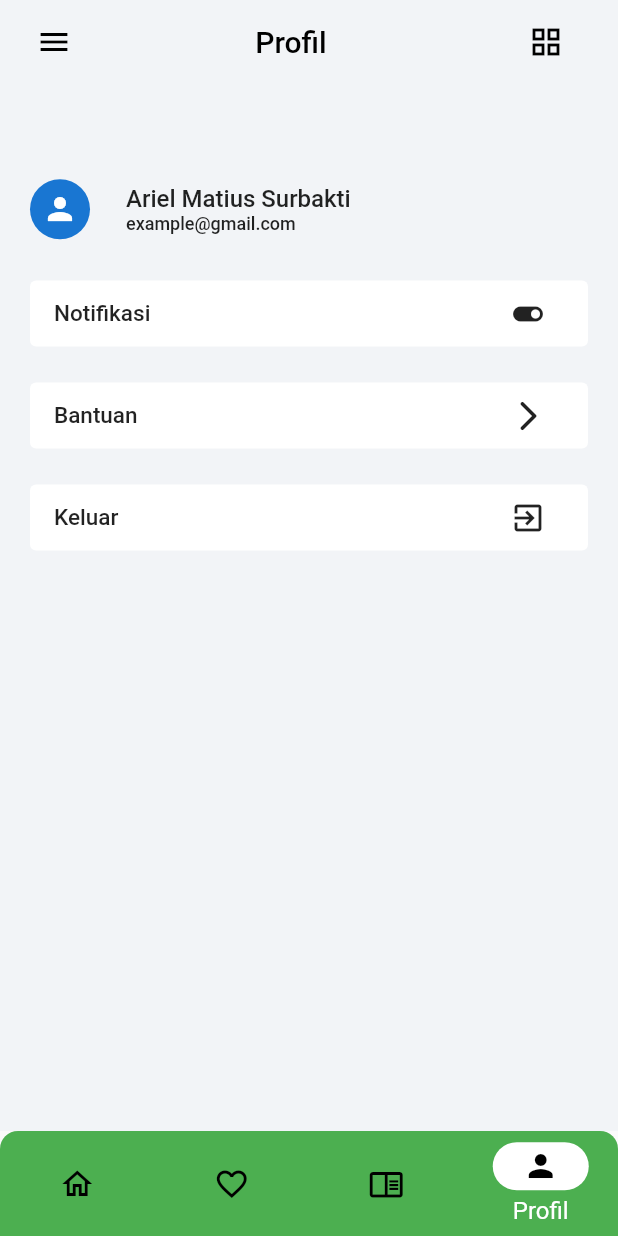
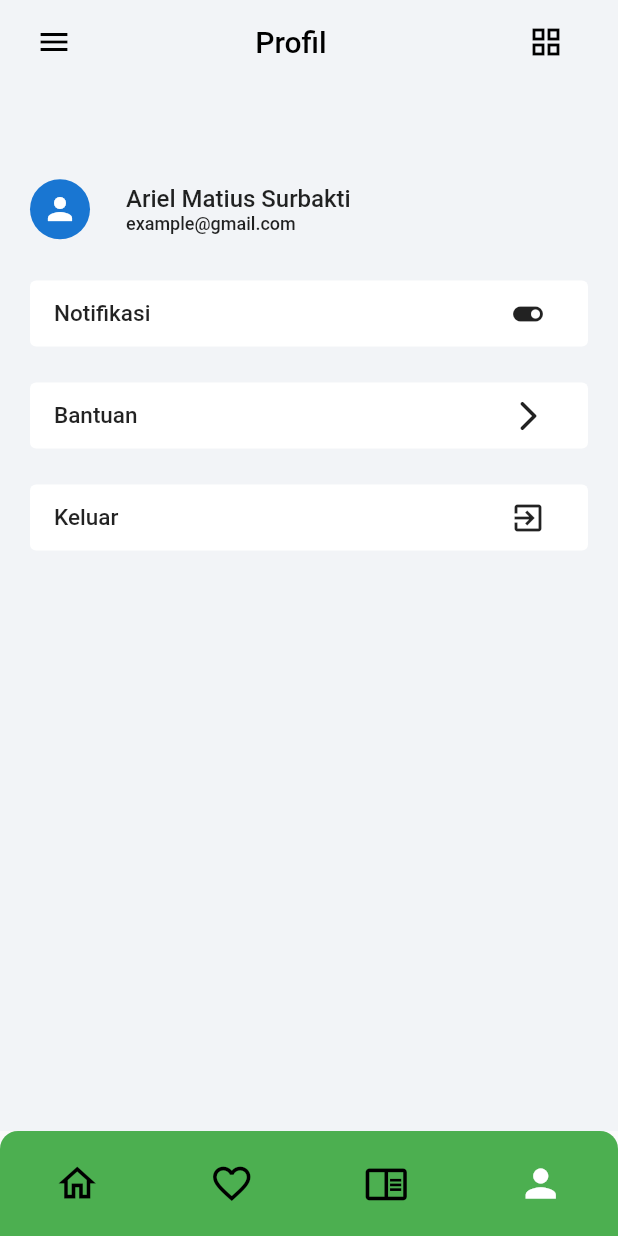
Before and after one commit to MattRiel/pkl-bookstore, a Flutter app: the screen it shows after launch, item 4 of the bottom bar chosen, on a phone screen of 412 x 824 dp. Run offline on Flutter 3.47's test engine with Material 2 defaults, Android fonts, the phone set to English and light mode, and no system bars; our stand-ins replace get, google_fonts, liquid_swipe, smooth_page_indicator; network calls fail.

Commit message:
Update UI

```diff
--- a/lib/src/features/beranda/view/beranda.dart
+++ b/lib/src/features/beranda/view/beranda.dart
@@ -61,7 +61,7 @@ class _BerandaState extends State<Beranda> {
                                   _controller.model.latestBooks.cast<Book>(),
                                   'Buku Terbaru'),
                               penulisWidget(context, _controller),
-                              SizedBox(height: 40),
+                              SizedBox(height: 20),
                               bookSection(
                                   context,
                                   _controller,
--- a/lib/src/features/beranda/view/books/books_scroll.dart
+++ b/lib/src/features/beranda/view/books/books_scroll.dart
@@ -37,7 +37,7 @@ Widget booksHorizontalScroll(BuildContext context, List<Book> books) {
                                   fit: BoxFit.cover,
                                 ),
                                 borderRadius: const BorderRadius.all(
-                                  Radius.circular(20),
+                                  Radius.circular(12),
                                 ),
                               ),
                               height: 206,
--- a/lib/src/features/beranda/view/books/books_section.dart
+++ b/lib/src/features/beranda/view/books/books_section.dart
@@ -2,8 +2,8 @@ import 'package:flutter/material.dart';
 
 import '../../controller/beranda_controller.dart';
 import '../../model/book_model.dart';
-import 'allbook_widget.dart';
 import 'books_scroll.dart';
+import 'lihatsemua_widge.dart';
 
 Widget bookSection(BuildContext context, BerandaController controller,
     List<Book> data, String title) {
@@ -19,7 +19,7 @@ Widget bookSection(BuildContext context, BerandaController controller,
               fontWeight: FontWeight.w500,
             ),
           ),
-          dashboardLihatSemua(context),
+          lihatSemuaWidget(context),
         ],
       ),
       const SizedBox(
--- a/lib/src/features/beranda/view/books/allbook_widget.dart
+++ b/lib/src/features/beranda/view/books/lihatsemua_widge.dart
@@ -2,9 +2,9 @@ import 'package:flutter/material.dart';
 
 import '../../../../constants/text_strings.dart';
 
-Widget dashboardLihatSemua(BuildContext context) {
-  return Padding(
-    padding: const EdgeInsets.only(right: 24),
+Widget lihatSemuaWidget(BuildContext context) {
+  return const Padding(
+    padding: EdgeInsets.only(right: 24),
     child: Text(
       tLihatSemuaTitle,
     ),
--- a/lib/src/routing/screen_routing.dart
+++ b/lib/src/routing/screen_routing.dart
@@ -1,3 +1,5 @@
+// ignore_for_file: prefer_const_literals_to_create_immutables, prefer_const_constructors
+
 import 'package:flutter/material.dart';
 
 import '../features/beranda/view/beranda.dart';
@@ -31,16 +33,10 @@ class _MainScreenState extends State<MainScreen> {
         children: screens,
       ),
       bottomNavigationBar: NavigationBarTheme(
-        data: const NavigationBarThemeData(
-            indicatorColor: Colors.white,
-            labelTextStyle: MaterialStatePropertyAll(
-              TextStyle(
-                color: Colors.white,
-                fontSize: 16,
-                fontWeight: FontWeight.w400,
-              ),
-            ),
-            labelBehavior: NavigationDestinationLabelBehavior.onlyShowSelected),
+        data: NavigationBarThemeData(
+            indicatorShape: CircleBorder(),
+            indicatorColor: Colors.transparent,
+            labelBehavior: NavigationDestinationLabelBehavior.alwaysHide),
         child: ClipRRect(
           borderRadius: const BorderRadius.only(
             topLeft: Radius.circular(12),
@@ -54,26 +50,58 @@ class _MainScreenState extends State<MainScreen> {
             selectedIndex: currentIndexVar,
             onDestinationSelected: (index) =>
                 setState(() => this.currentIndexVar = index),
-            destinations: const [
+            destinations: [
               NavigationDestination(
-                icon: Icon(Icons.home_outlined),
+                icon: Icon(
+                  Icons.home_outlined,
+                  size: 30,
+                ),
+                // Increase the size here
                 label: "Beranda",
-                selectedIcon: Icon(Icons.home),
+                selectedIcon: Icon(
+                  Icons.home,
+                  size: 30,
+                  color: Colors.white,
+                ), // Increase the size here
               ),
               NavigationDestination(
-                icon: Icon(Icons.favorite_outline),
+                icon: Icon(
+                  Icons.favorite_outline,
+                  size: 30,
+                ),
+                // Increase the size here
                 label: "Favorit",
-                selectedIcon: Icon(Icons.favorite),
+                selectedIcon: Icon(
+                  Icons.favorite,
+                  size: 30,
+                  color: Colors.white,
+                ), // Increase the size here
               ),
               NavigationDestination(
-                icon: Icon(Icons.chrome_reader_mode_outlined),
+                icon: Icon(
+                  Icons.chrome_reader_mode_outlined,
+                  size: 30,
+                ),
+                // Increase the size here
                 label: "Bacaan",
-                selectedIcon: Icon(Icons.chrome_reader_mode),
+                selectedIcon: Icon(
+                  Icons.chrome_reader_mode,
+                  size: 30,
+                  color: Colors.white,
+                ), // Increase the size here
               ),
               NavigationDestination(
-                icon: Icon(Icons.person_outline_rounded),
+                icon: Icon(
+                  Icons.person_outline_rounded,
+                  size: 30,
+                ),
+                // Increase the size here
                 label: "Profil",
-                selectedIcon: Icon(Icons.person),
+                selectedIcon: Icon(
+                  Icons.person,
+                  size: 30,
+                  color: Colors.white,
+                ), // Increase the size here
               ),
             ],
           ),
```
